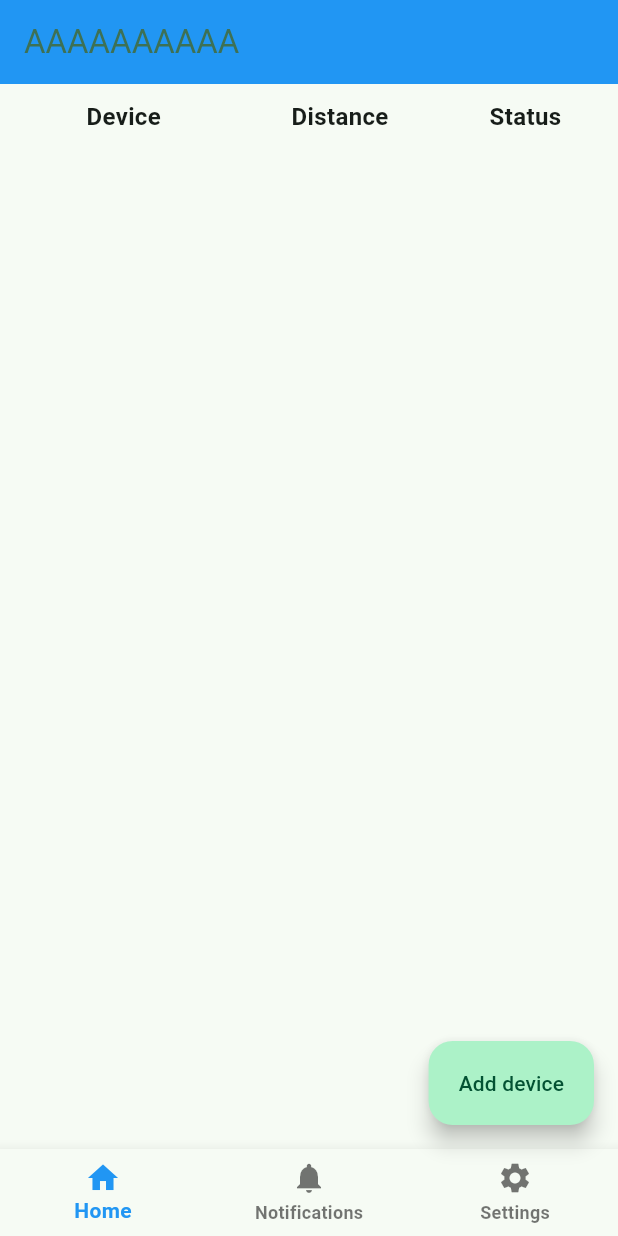
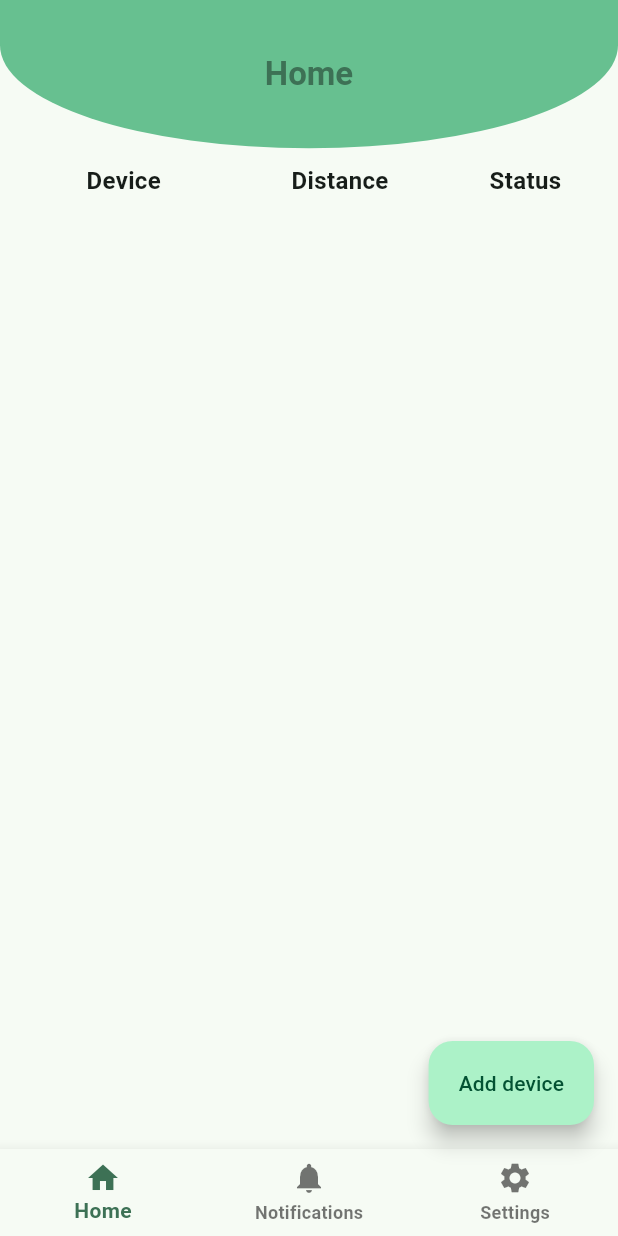
Before and after one commit to latoiste/bifind_app, a Flutter app: the screen it shows after launch, on a phone screen of 412 x 824 dp. Run offline on Flutter 3.47's test engine with Material 3 defaults, Android fonts, the phone set to English and light mode, and no system bars; our stand-ins replace flutter_blue_plus, flutter_local_notifications; missing offline and left inert: pedometer_plus.

Commit message:
restyle appbar and ui color scheme

```diff
--- /dev/null
+++ b/lib/components/appbar/appbar_title.dart
@@ -0,0 +1,17 @@
+import 'package:flutter/material.dart';
+
+class AppbarTitle extends StatelessWidget {
+  const AppbarTitle({super.key, required this.title});
+
+  final String title;
+
+  @override
+  Widget build(BuildContext context) {
+    return Text(
+      title,
+      style: TextStyle(
+        fontWeight: FontWeight.bold,
+      ),
+    );
+  }
+}
--- /dev/null
+++ b/lib/components/appbar/custom_appbar.dart
@@ -0,0 +1,33 @@
+import 'package:bifind_app/components/appbar/appbar_title.dart';
+import 'package:flutter/material.dart';
+
+class CustomAppbar extends StatelessWidget implements PreferredSizeWidget {
+  const CustomAppbar({
+    super.key,
+    required this.currentIndex,
+    required this.height,
+  });
+
+  final int currentIndex;
+  final double height;
+
+  @override
+  Widget build(BuildContext context) {
+    final List<AppbarTitle> titles = [
+      const AppbarTitle(title: "Home"),
+      const AppbarTitle(title: "Notifications"),
+      const AppbarTitle(title: "Settings"),
+    ];
+
+    return AppBar(
+      title: Center(child: titles[currentIndex]),
+      toolbarHeight: height,
+      shape: const RoundedRectangleBorder(
+        borderRadius: BorderRadiusGeometry.vertical(bottom: Radius.elliptical(450, 150)),
+      ),
+    );
+  }
+
+  @override
+  Size get preferredSize => Size.fromHeight(height);
+}
--- a/lib/components/navbar.dart
+++ b/lib/components/navbar.dart
@@ -27,7 +27,7 @@ class Navbar extends StatelessWidget {
           label: 'Settings',
         ),
       ],
-      selectedItemColor: Colors.blue,
+      selectedItemColor: const Color(0xFF3D7155),
       currentIndex: selectedIndex,
       onTap: onSelected,
     );
--- a/lib/components/scan_dialog.dart
+++ b/lib/components/scan_dialog.dart
@@ -161,9 +161,6 @@ class _ScanDialogState extends State<ScanDialog> {
               ),
             ),
             TextButton(
-              style: TextButton.styleFrom(
-                foregroundColor: Colors.blue.shade600,
-              ),
               onPressed: () => Navigator.pop(context),
               child: Text("Close"),
             ),
--- a/lib/pages/main_page.dart
+++ b/lib/pages/main_page.dart
@@ -1,3 +1,4 @@
+import 'package:bifind_app/components/appbar/custom_appbar.dart';
 import 'package:flutter/material.dart';
 import 'package:bifind_app/pages/home.dart';
 import 'package:bifind_app/pages/notifications.dart';
@@ -29,11 +30,10 @@ class _MainPageState extends State<MainPage> {
 
   @override
   Widget build(BuildContext context) {
+    final double screenHeight = MediaQuery.of(context).size.height;
+
     return Scaffold(
-      appBar: AppBar(
-        backgroundColor: Colors.blue,
-        title: const Text("AAAAAAAAAA"),
-      ),
+      appBar: CustomAppbar(currentIndex: _currentIndex, height: screenHeight * 0.12),
       body: _pages[_currentIndex],
       bottomNavigationBar: Navbar(
         selectedIndex: _currentIndex,
--- a/lib/styles/buttons_style.dart
+++ b/lib/styles/buttons_style.dart
@@ -2,10 +2,13 @@ import 'package:flutter/material.dart';
 
 ButtonStyle buttonStyle1 = TextButton.styleFrom(
   padding: EdgeInsets.symmetric(horizontal: 20.0),
-  backgroundColor: Colors.lightBlue.shade200.withAlpha(127),
-  foregroundColor: Colors.black.withAlpha(200),
-  overlayColor: Colors.lightBlue.shade300,
+  backgroundColor: const Color(0xFF67C090),
+  foregroundColor: const Color(0xFF3D7155),
+  overlayColor: const Color(0xFF509570),
   shape: RoundedRectangleBorder(
     borderRadius: BorderRadius.circular(10.0),
   ),
+  textStyle: TextStyle(
+    fontWeight: FontWeight.bold,
+  )
 );
```
